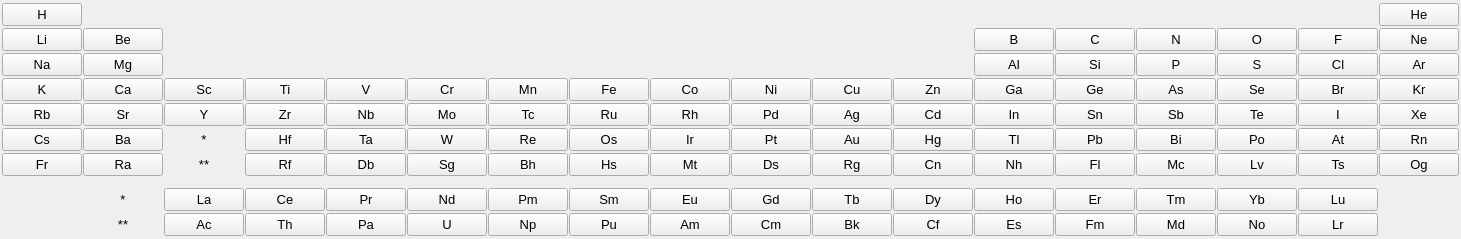
Qt form src/schrodinger/sketcher/ui/periodic_table_widget.ui (schrodinger/sketcher) before a commit.
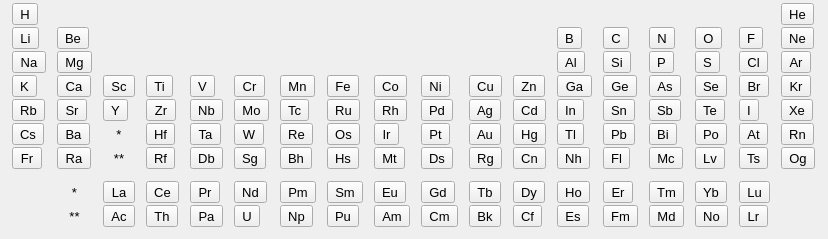
The same form after that commit.

Commit message: SKETCH-1987. Update periodic table widget QPushButtons to QToolButtons to prevent style conflicts in WASM

```diff
--- a/src/schrodinger/sketcher/ui/periodic_table_widget.ui
+++ b/src/schrodinger/sketcher/ui/periodic_table_widget.ui
@@ -30,7 +30,7 @@
     <number>1</number>
    </property>
    <item row="3" column="4">
-    <widget class="QPushButton" name="v_btn">
+    <widget class="QToolButton" name="v_btn">
      <property name="font">
       <font>
        <pointsize>10</pointsize>
@@ -48,7 +48,7 @@
     </widget>
    </item>
    <item row="2" column="0">
-    <widget class="QPushButton" name="na_btn">
+    <widget class="QToolButton" name="na_btn">
      <property name="font">
       <font>
        <pointsize>10</pointsize>
@@ -66,7 +66,7 @@
     </widget>
    </item>
    <item row="9" column="12">
-    <widget class="QPushButton" name="es_btn">
+    <widget class="QToolButton" name="es_btn">
      <property name="font">
       <font>
        <pointsize>10</pointsize>
@@ -84,7 +84,7 @@
     </widget>
    </item>
    <item row="4" column="17">
-    <widget class="QPushButton" name="xe_btn">
+    <widget class="QToolButton" name="xe_btn">
      <property name="font">
       <font>
        <pointsize>10</pointsize>
@@ -102,7 +102,7 @@
     </widget>
    </item>
    <item row="4" column="8">
-    <widget class="QPushButton" name="rh_btn">
+    <widget class="QToolButton" name="rh_btn">
      <property name="font">
       <font>
        <pointsize>10</pointsize>
@@ -120,7 +120,7 @@
     </widget>
    </item>
    <item row="8" column="13">
-    <widget class="QPushButton" name="er_btn">
+    <widget class="QToolButton" name="er_btn">
      <property name="font">
       <font>
        <pointsize>10</pointsize>
@@ -138,7 +138,7 @@
     </widget>
    </item>
    <item row="3" column="15">
-    <widget class="QPushButton" name="se_btn">
+    <widget class="QToolButton" name="se_btn">
      <property name="font">
       <font>
        <pointsize>10</pointsize>
@@ -156,7 +156,7 @@
     </widget>
    </item>
    <item row="4" column="6">
-    <widget class="QPushButton" name="tc_btn">
+    <widget class="QToolButton" name="tc_btn">
      <property name="font">
       <font>
        <pointsize>10</pointsize>
@@ -174,7 +174,7 @@
     </widget>
    </item>
    <item row="3" column="6">
-    <widget class="QPushButton" name="mn_btn">
+    <widget class="QToolButton" name="mn_btn">
      <property name="font">
       <font>
        <pointsize>10</pointsize>
@@ -192,7 +192,7 @@
     </widget>
    </item>
    <item row="3" column="12">
-    <widget class="QPushButton" name="ga_btn">
+    <widget class="QToolButton" name="ga_btn">
      <property name="font">
       <font>
        <pointsize>10</pointsize>
@@ -210,7 +210,7 @@
     </widget>
    </item>
    <item row="5" column="6">
-    <widget class="QPushButton" name="re_btn">
+    <widget class="QToolButton" name="re_btn">
      <property name="font">
       <font>
        <pointsize>10</pointsize>
@@ -228,7 +228,7 @@
     </widget>
    </item>
    <item row="8" column="10">
-    <widget class="QPushButton" name="tb_btn">
+    <widget class="QToolButton" name="tb_btn">
      <property name="font">
       <font>
        <pointsize>10</pointsize>
@@ -246,7 +246,7 @@
     </widget>
    </item>
    <item row="4" column="13">
-    <widget class="QPushButton" name="sn_btn">
+    <widget class="QToolButton" name="sn_btn">
      <property name="font">
       <font>
        <pointsize>10</pointsize>
@@ -264,7 +264,7 @@
     </widget>
    </item>
    <item row="4" column="0">
-    <widget class="QPushButton" name="rb_btn">
+    <widget class="QToolButton" name="rb_btn">
      <property name="font">
       <font>
        <pointsize>10</pointsize>
@@ -282,7 +282,7 @@
     </widget>
    </item>
    <item row="9" column="16">
-    <widget class="QPushButton" name="lr_btn">
+    <widget class="QToolButton" name="lr_btn">
      <property name="font">
       <font>
        <pointsize>10</pointsize>
@@ -300,7 +300,7 @@
     </widget>
    </item>
    <item row="3" column="14">
-    <widget class="QPushButton" name="as_btn">
+    <widget class="QToolButton" name="as_btn">
      <property name="font">
       <font>
        <pointsize>10</pointsize>
@@ -318,7 +318,7 @@
     </widget>
    </item>
    <item row="6" column="5">
-    <widget class="QPushButton" name="sg_btn">
+    <widget class="QToolButton" name="sg_btn">
      <property name="font">
       <font>
        <pointsize>10</pointsize>
@@ -336,7 +336,7 @@
     </widget>
    </item>
    <item row="9" column="5">
-    <widget class="QPushButton" name="u_btn">
+    <widget class="QToolButton" name="u_btn">
      <property name="font">
       <font>
        <pointsize>10</pointsize>
@@ -354,7 +354,7 @@
     </widget>
    </item>
    <item row="2" column="1">
-    <widget class="QPushButton" name="mg_btn">
+    <widget class="QToolButton" name="mg_btn">
      <property name="font">
       <font>
        <pointsize>10</pointsize>
@@ -372,7 +372,7 @@
     </widget>
    </item>
    <item row="6" column="0">
-    <widget class="QPushButton" name="fr_btn">
+    <widget class="QToolButton" name="fr_btn">
      <property name="font">
       <font>
        <pointsize>10</pointsize>
@@ -390,7 +390,7 @@
     </widget>
    </item>
    <item row="9" column="6">
-    <widget class="QPushButton" name="np_btn">
+    <widget class="QToolButton" name="np_btn">
      <property name="font">
       <font>
        <pointsize>10</pointsize>
@@ -408,7 +408,7 @@
     </widget>
    </item>
    <item row="8" column="4">
-    <widget class="QPushButton" name="pr_btn">
+    <widget class="QToolButton" name="pr_btn">
      <property name="font">
       <font>
        <pointsize>10</pointsize>
@@ -426,7 +426,7 @@
     </widget>
    </item>
    <item row="4" column="7">
-    <widget class="QPushButton" name="ru_btn">
+    <widget class="QToolButton" name="ru_btn">
      <property name="font">
       <font>
        <pointsize>10</pointsize>
@@ -444,7 +444,7 @@
     </widget>
    </item>
    <item row="3" column="3">
-    <widget class="QPushButton" name="ti_btn">
+    <widget class="QToolButton" name="ti_btn">
      <property name="font">
       <font>
        <pointsize>10</pointsize>
@@ -462,7 +462,7 @@
     </widget>
    </item>
    <item row="3" column="0">
-    <widget class="QPushButton" name="k_btn">
+    <widget class="QToolButton" name="k_btn">
      <property name="font">
       <font>
        <pointsize>10</pointsize>
@@ -480,7 +480,7 @@
     </widget>
    </item>
    <item row="1" column="0">
-    <widget class="QPushButton" name="li_btn">
+    <widget class="QToolButton" name="li_btn">
      <property name="font">
       <font>
        <pointsize>10</pointsize>
@@ -498,7 +498,7 @@
     </widget>
    </item>
    <item row="5" column="17">
-    <widget class="QPushButton" name="rn_btn">
+    <widget class="QToolButton" name="rn_btn">
      <property name="font">
       <font>
        <pointsize>10</pointsize>
@@ -516,7 +516,7 @@
     </widget>
    </item>
    <item row="4" column="5">
-    <widget class="QPushButton" name="mo_btn">
+    <widget class="QToolButton" name="mo_btn">
      <property name="font">
       <font>
        <pointsize>10</pointsize>
@@ -534,7 +534,7 @@
     </widget>
    </item>
    <item row="4" column="12">
-    <widget class="QPushButton" name="in_btn">
+    <widget class="QToolButton" name="in_btn">
      <property name="font">
       <font>
        <pointsize>10</pointsize>
@@ -552,7 +552,7 @@
     </widget>
    </item>
    <item row="6" column="11">
-    <widget class="QPushButton" name="cn_btn">
+    <widget class="QToolButton" name="cn_btn">
      <property name="font">
       <font>
        <pointsize>10</pointsize>
@@ -570,7 +570,7 @@
     </widget>
    </item>
    <item row="6" column="12">
-    <widget class="QPushButton" name="nh_btn">
+    <widget class="QToolButton" name="nh_btn">
      <property name="font">
       <font>
        <pointsize>10</pointsize>
@@ -588,7 +588,7 @@
     </widget>
    </item>
    <item row="4" column="3">
-    <widget class="QPushButton" name="zr_btn">
+    <widget class="QToolButton" name="zr_btn">
      <property name="font">
       <font>
        <pointsize>10</pointsize>
@@ -622,7 +622,7 @@
     </spacer>
    </item>
    <item row="6" column="15">
-    <widget class="QPushButton" name="lv_btn">
+    <widget class="QToolButton" name="lv_btn">
      <property name="font">
       <font>
        <pointsize>10</pointsize>
@@ -640,7 +640,7 @@
     </widget>
    </item>
    <item row="5" column="4">
-    <widget class="QPushButton" name="ta_btn">
+    <widget class="QToolButton" name="ta_btn">
      <property name="font">
       <font>
        <pointsize>10</pointsize>
@@ -658,7 +658,7 @@
     </widget>
    </item>
    <item row="6" column="13">
-    <widget class="QPushButton" name="fl_btn">
+    <widget class="QToolButton" name="fl_btn">
      <property name="font">
       <font>
        <pointsize>10</pointsize>
@@ -676,7 +676,7 @@
     </widget>
    </item>
    <item row="9" column="7">
-    <widget class="QPushButton" name="pu_btn">
+    <widget class="QToolButton" name="pu_btn">
      <property name="font">
       <font>
        <pointsize>10</pointsize>
@@ -694,7 +694,7 @@
     </widget>
    </item>
    <item row="8" column="2">
-    <widget class="QPushButton" name="la_btn">
+    <widget class="QToolButton" name="la_btn">
      <property name="font">
       <font>
        <pointsize>10</pointsize>
@@ -712,7 +712,7 @@
     </widget>
    </item>
    <item row="3" column="2">
-    <widget class="QPushButton" name="sc_btn">
+    <widget class="QToolButton" name="sc_btn">
      <property name="font">
       <font>
        <pointsize>10</pointsize>
@@ -730,7 +730,7 @@
     </widget>
    </item>
    <item row="8" column="15">
-    <widget class="QPushButton" name="yb_btn">
+    <widget class="QToolButton" name="yb_btn">
      <property name="font">
       <font>
        <pointsize>10</pointsize>
@@ -748,7 +748,7 @@
     </widget>
    </item>
    <item row="6" column="16">
-    <widget class="QPushButton" name="ts_btn">
+    <widget class="QToolButton" name="ts_btn">
      <property name="font">
       <font>
        <pointsize>10</pointsize>
@@ -766,7 +766,7 @@
     </widget>
    </item>
    <item row="1" column="14">
-    <widget class="QPushButton" name="n_btn">
+    <widget class="QToolButton" name="n_btn">
      <property name="font">
       <font>
        <pointsize>10</pointsize>
@@ -784,7 +784,7 @@
     </widget>
    </item>
    <item row="3" column="9">
-    <widget class="QPushButton" name="ni_btn">
+    <widget class="QToolButton" name="ni_btn">
      <property name="font">
       <font>
        <pointsize>10</pointsize>
@@ -802,7 +802,7 @@
     </widget>
    </item>
    <item row="8" column="12">
-    <widget class="QPushButton" name="ho_btn">
+    <widget class="QToolButton" name="ho_btn">
      <property name="font">
       <font>
        <pointsize>10</pointsize>
@@ -820,7 +820,7 @@
     </widget>
    </item>
    <item row="6" column="7">
-    <widget class="QPushButton" name="hs_btn">
+    <widget class="QToolButton" name="hs_btn">
      <property name="font">
       <font>
        <pointsize>10</pointsize>
@@ -838,7 +838,7 @@
     </widget>
    </item>
    <item row="5" column="3">
-    <widget class="QPushButton" name="hf_btn">
+    <widget class="QToolButton" name="hf_btn">
      <property name="font">
       <font>
        <pointsize>10</pointsize>
@@ -856,7 +856,7 @@
     </widget>
    </item>
    <item row="3" column="5">
-    <widget class="QPushButton" name="cr_btn">
+    <widget class="QToolButton" name="cr_btn">
      <property name="font">
       <font>
        <pointsize>10</pointsize>
@@ -874,7 +874,7 @@
     </widget>
    </item>
    <item row="2" column="14">
-    <widget class="QPushButton" name="p_btn">
+    <widget class="QToolButton" name="p_btn">
      <property name="font">
       <font>
        <pointsize>10</pointsize>
@@ -892,7 +892,7 @@
     </widget>
    </item>
    <item row="8" column="16">
-    <widget class="QPushButton" name="lu_btn">
+    <widget class="QToolButton" name="lu_btn">
      <property name="font">
       <font>
        <pointsize>10</pointsize>
@@ -910,7 +910,7 @@
     </widget>
    </item>
    <item row="6" column="3">
-    <widget class="QPushButton" name="rf_btn">
+    <widget class="QToolButton" name="rf_btn">
      <property name="font">
       <font>
        <pointsize>10</pointsize>
@@ -928,7 +928,7 @@
     </widget>
    </item>
    <item row="5" column="12">
-    <widget class="QPushButton" name="tl_btn">
+    <widget class="QToolButton" name="tl_btn">
      <property name="font">
       <font>
        <pointsize>10</pointsize>
@@ -946,7 +946,7 @@
     </widget>
    </item>
    <item row="0" column="17">
-    <widget class="QPushButton" name="he_btn">
+    <widget class="QToolButton" name="he_btn">
      <property name="font">
       <font>
        <pointsize>10</pointsize>
@@ -964,7 +964,7 @@
     </widget>
    </item>
    <item row="1" column="15">
-    <widget class="QPushButton" name="o_btn">
+    <widget class="QToolButton" name="o_btn">
      <property name="font">
       <font>
        <pointsize>10</pointsize>
@@ -982,7 +982,7 @@
     </widget>
    </item>
    <item row="3" column="17">
-    <widget class="QPushButton" name="kr_btn">
+    <widget class="QToolButton" name="kr_btn">
      <property name="font">
       <font>
        <pointsize>10</pointsize>
@@ -1000,7 +1000,7 @@
     </widget>
    </item>
    <item row="5" column="7">
-    <widget class="QPushButton" name="os_btn">
+    <widget class="QToolButton" name="os_btn">
      <property name="font">
       <font>
        <pointsize>10</pointsize>
@@ -1018,7 +1018,7 @@
     </widget>
    </item>
    <item row="4" column="4">
-    <widget class="QPushButton" name="nb_btn">
+    <widget class="QToolButton" name="nb_btn">
      <property name="font">
       <font>
        <pointsize>10</pointsize>
@@ -1036,7 +1036,7 @@
     </widget>
    </item>
    <item row="8" column="3">
-    <widget class="QPushButton" name="ce_btn">
+    <widget class="QToolButton" name="ce_btn">
      <property name="font">
       <font>
        <pointsize>10</pointsize>
@@ -1054,7 +1054,7 @@
     </widget>
    </item>
    <item row="4" column="15">
-    <widget class="QPushButton" name="te_btn">
+    <widget class="QToolButton" name="te_btn">
      <property name="font">
       <font>
        <pointsize>10</pointsize>
@@ -1072,7 +1072,7 @@
     </widget>
    </item>
    <item row="5" column="8">
-    <widget class="QPushButton" name="ir_btn">
+    <widget class="QToolButton" name="ir_btn">
      <property name="font">
       <font>
        <pointsize>10</pointsize>
@@ -1090,7 +1090,7 @@
     </widget>
    </item>
    <item row="3" column="1">
-    <widget class="QPushButton" name="ca_btn">
+    <widget class="QToolButton" name="ca_btn">
      <property name="font">
       <font>
        <pointsize>10</pointsize>
@@ -1108,7 +1108,7 @@
     </widget>
    </item>
    <item row="4" column="16">
-    <widget class="QPushButton" name="i_btn">
+    <widget class="QToolButton" name="i_btn">
      <property name="font">
       <font>
        <pointsize>10</pointsize>
@@ -1126,7 +1126,7 @@
     </widget>
    </item>
    <item row="9" column="13">
-    <widget class="QPushButton" name="fm_btn">
+    <widget class="QToolButton" name="fm_btn">
      <property name="font">
       <font>
        <pointsize>10</pointsize>
@@ -1144,7 +1144,7 @@
     </widget>
    </item>
    <item row="5" column="14">
-    <widget class="QPushButton" name="bi_btn">
+    <widget class="QToolButton" name="bi_btn">
      <property name="font">
       <font>
        <pointsize>10</pointsize>
@@ -1162,7 +1162,7 @@
     </widget>
    </item>
    <item row="5" column="1">
-    <widget class="QPushButton" name="ba_btn">
+    <widget class="QToolButton" name="ba_btn">
      <property name="font">
       <font>
        <pointsize>10</pointsize>
@@ -1180,7 +1180,7 @@
     </widget>
    </item>
    <item row="3" column="13">
-    <widget class="QPushButton" name="ge_btn">
+    <widget class="QToolButton" name="ge_btn">
      <property name="font">
       <font>
        <pointsize>10</pointsize>
@@ -1198,7 +1198,7 @@
     </widget>
    </item>
    <item row="5" column="10">
-    <widget class="QPushButton" name="au_btn">
+    <widget class="QToolButton" name="au_btn">
      <property name="font">
       <font>
        <pointsize>10</pointsize>
@@ -1216,7 +1216,7 @@
     </widget>
    </item>
    <item row="3" column="10">
-    <widget class="QPushButton" name="cu_btn">
+    <widget class="QToolButton" name="cu_btn">
      <property name="font">
       <font>
        <pointsize>10</pointsize>
@@ -1234,7 +1234,7 @@
     </widget>
    </item>
    <item row="1" column="16">
-    <widget class="QPushButton" name="f_btn">
+    <widget class="QToolButton" name="f_btn">
      <property name="font">
       <font>
        <pointsize>10</pointsize>
@@ -1252,7 +1252,7 @@
     </widget>
    </item>
    <item row="2" column="13">
-    <widget class="QPushButton" name="si_btn">
+    <widget class="QToolButton" name="si_btn">
      <property name="font">
       <font>
        <pointsize>10</pointsize>
@@ -1270,7 +1270,7 @@
     </widget>
    </item>
    <item row="2" column="16">
-    <widget class="QPushButton" name="cl_btn">
+    <widget class="QToolButton" name="cl_btn">
      <property name="font">
       <font>
        <pointsize>10</pointsize>
@@ -1288,7 +1288,7 @@
     </widget>
    </item>
    <item row="1" column="1">
-    <widget class="QPushButton" name="be_btn">
+    <widget class="QToolButton" name="be_btn">
      <property name="font">
       <font>
        <pointsize>10</pointsize>
@@ -1306,7 +1306,7 @@
     </widget>
    </item>
    <item row="9" column="9">
-    <widget class="QPushButton" name="cm_btn">
+    <widget class="QToolButton" name="cm_btn">
      <property name="font">
       <font>
        <pointsize>10</pointsize>
@@ -1324,7 +1324,7 @@
     </widget>
    </item>
    <item row="9" column="2">
-    <widget class="QPushButton" name="ac_btn">
+    <widget class="QToolButton" name="ac_btn">
      <property name="font">
       <font>
        <pointsize>10</pointsize>
@@ -1342,7 +1342,7 @@
     </widget>
    </item>
    <item row="6" column="14">
-    <widget class="QPushButton" name="mc_btn">
+    <widget class="QToolButton" name="mc_btn">
      <property name="font">
       <font>
        <pointsize>10</pointsize>
@@ -1360,7 +1360,7 @@
     </widget>
    </item>
    <item row="8" column="9">
-    <widget class="QPushButton" name="gd_btn">
+    <widget class="QToolButton" name="gd_btn">
      <property name="font">
       <font>
        <pointsize>10</pointsize>
@@ -1378,7 +1378,7 @@
     </widget>
    </item>
    <item row="5" column="15">
-    <widget class="QPushButton" name="po_btn">
+    <widget class="QToolButton" name="po_btn">
      <property name="font">
       <font>
        <pointsize>10</pointsize>
@@ -1396,7 +1396,7 @@
     </widget>
    </item>
    <item row="9" column="15">
-    <widget class="QPushButton" name="no_btn">
+    <widget class="QToolButton" name="no_btn">
      <property name="font">
       <font>
        <pointsize>10</pointsize>
@@ -1414,7 +1414,7 @@
     </widget>
    </item>
    <item row="3" column="16">
-    <widget class="QPushButton" name="br_btn">
+    <widget class="QToolButton" name="br_btn">
      <property name="font">
       <font>
        <pointsize>10</pointsize>
@@ -1432,7 +1432,7 @@
     </widget>
    </item>
    <item row="6" column="1">
-    <widget class="QPushButton" name="ra_btn">
+    <widget class="QToolButton" name="ra_btn">
      <property name="font">
       <font>
        <pointsize>10</pointsize>
@@ -1450,7 +1450,7 @@
     </widget>
    </item>
    <item row="4" column="1">
-    <widget class="QPushButton" name="sr_btn">
+    <widget class="QToolButton" name="sr_btn">
      <property name="font">
       <font>
        <pointsize>10</pointsize>
@@ -1468,7 +1468,7 @@
     </widget>
    </item>
    <item row="8" column="11">
-    <widget class="QPushButton" name="dy_btn">
+    <widget class="QToolButton" name="dy_btn">
      <property name="font">
       <font>
        <pointsize>10</pointsize>
@@ -1486,7 +1486,7 @@
     </widget>
    </item>
    <item row="4" column="14">
-    <widget class="QPushButton" name="sb_btn">
+    <widget class="QToolButton" name="sb_btn">
      <property name="font">
       <font>
        <pointsize>10</pointsize>
@@ -1504,7 +1504,7 @@
     </widget>
    </item>
    <item row="8" column="7">
-    <widget class="QPushButton" name="sm_btn">
+    <widget class="QToolButton" name="sm_btn">
      <property name="font">
       <font>
        <pointsize>10</pointsize>
@@ -1522,7 +1522,7 @@
     </widget>
    </item>
    <item row="9" column="3">
-    <widget class="QPushButton" name="th_btn">
+    <widget class="QToolButton" name="th_btn">
      <property name="font">
       <font>
        <pointsize>10</pointsize>
@@ -1540,7 +1540,7 @@
     </widget>
    </item>
    <item row="8" column="14">
-    <widget class="QPushButton" name="tm_btn">
+    <widget class="QToolButton" name="tm_btn">
      <property name="font">
       <font>
        <pointsize>10</pointsize>
@@ -1558,7 +1558,7 @@
     </widget>
    </item>
    <item row="2" column="15">
-    <widget class="QPushButton" name="s_btn">
+    <widget class="QToolButton" name="s_btn">
      <property name="font">
       <font>
        <pointsize>10</pointsize>
@@ -1576,7 +1576,7 @@
     </widget>
    </item>
    <item row="6" column="4">
-    <widget class="QPushButton" name="db_btn">
+    <widget class="QToolButton" name="db_btn">
      <property name="font">
       <font>
        <pointsize>10</pointsize>
@@ -1594,7 +1594,7 @@
     </widget>
    </item>
    <item row="9" column="4">
-    <widget class="QPushButton" name="pa_btn">
+    <widget class="QToolButton" name="pa_btn">
      <property name="font">
       <font>
        <pointsize>10</pointsize>
@@ -1612,7 +1612,7 @@
     </widget>
    </item>
    <item row="6" column="6">
-    <widget class="QPushButton" name="bh_btn">
+    <widget class="QToolButton" name="bh_btn">
      <property name="font">
       <font>
        <pointsize>10</pointsize>
@@ -1630,7 +1630,7 @@
     </widget>
    </item>
    <item row="4" column="2">
-    <widget class="QPushButton" name="y_btn">
+    <widget class="QToolButton" name="y_btn">
      <property name="font">
       <font>
        <pointsize>10</pointsize>
@@ -1648,7 +1648,7 @@
     </widget>
    </item>
    <item row="6" column="8">
-    <widget class="QPushButton" name="mt_btn">
+    <widget class="QToolButton" name="mt_btn">
      <property name="font">
       <font>
        <pointsize>10</pointsize>
@@ -1666,7 +1666,7 @@
     </widget>
    </item>
    <item row="1" column="17">
-    <widget class="QPushButton" name="ne_btn">
+    <widget class="QToolButton" name="ne_btn">
      <property name="font">
       <font>
        <pointsize>10</pointsize>
@@ -1684,7 +1684,7 @@
     </widget>
    </item>
    <item row="1" column="13">
-    <widget class="QPushButton" name="c_btn">
+    <widget class="QToolButton" name="c_btn">
      <property name="font">
       <font>
        <pointsize>10</pointsize>
@@ -1702,7 +1702,7 @@
     </widget>
    </item>
    <item row="9" column="10">
-    <widget class="QPushButton" name="bk_btn">
+    <widget class="QToolButton" name="bk_btn">
      <property name="font">
       <font>
        <pointsize>10</pointsize>
@@ -1720,7 +1720,7 @@
     </widget>
    </item>
    <item row="9" column="8">
-    <widget class="QPushButton" name="am_btn">
+    <widget class="QToolButton" name="am_btn">
      <property name="font">
       <font>
        <pointsize>10</pointsize>
@@ -1738,7 +1738,7 @@
     </widget>
    </item>
    <item row="3" column="7">
-    <widget class="QPushButton" name="fe_btn">
+    <widget class="QToolButton" name="fe_btn">
      <property name="font">
       <font>
        <pointsize>10</pointsize>
@@ -1756,7 +1756,7 @@
     </widget>
    </item>
    <item row="6" column="10">
-    <widget class="QPushButton" name="rg_btn">
+    <widget class="QToolButton" name="rg_btn">
      <property name="font">
       <font>
        <pointsize>10</pointsize>
@@ -1774,7 +1774,7 @@
     </widget>
    </item>
    <item row="8" column="8">
-    <widget class="QPushButton" name="eu_btn">
+    <widget class="QToolButton" name="eu_btn">
      <property name="font">
       <font>
        <pointsize>10</pointsize>
@@ -1792,7 +1792,7 @@
     </widget>
    </item>
    <item row="4" column="9">
-    <widget class="QPushButton" name="pd_btn">
+    <widget class="QToolButton" name="pd_btn">
      <property name="font">
       <font>
        <pointsize>10</pointsize>
@@ -1810,7 +1810,7 @@
     </widget>
    </item>
    <item row="5" column="11">
-    <widget class="QPushButton" name="hg_btn">
+    <widget class="QToolButton" name="hg_btn">
      <property name="font">
       <font>
        <pointsize>10</pointsize>
@@ -1828,7 +1828,7 @@
     </widget>
    </item>
    <item row="5" column="0">
-    <widget class="QPushButton" name="cs_btn">
+    <widget class="QToolButton" name="cs_btn">
      <property name="font">
       <font>
        <pointsize>10</pointsize>
@@ -1846,7 +1846,7 @@
     </widget>
    </item>
    <item row="6" column="17">
-    <widget class="QPushButton" name="og_btn">
+    <widget class="QToolButton" name="og_btn">
      <property name="font">
       <font>
        <pointsize>10</pointsize>
@@ -1864,7 +1864,7 @@
     </widget>
    </item>
    <item row="2" column="17">
-    <widget class="QPushButton" name="ar_btn">
+    <widget class="QToolButton" name="ar_btn">
      <property name="font">
       <font>
        <pointsize>10</pointsize>
@@ -1882,7 +1882,7 @@
     </widget>
    </item>
    <item row="4" column="11">
-    <widget class="QPushButton" name="cd_btn">
+    <widget class="QToolButton" name="cd_btn">
      <property name="font">
       <font>
        <pointsize>10</pointsize>
@@ -1900,7 +1900,7 @@
     </widget>
    </item>
    <item row="5" column="9">
-    <widget class="QPushButton" name="pt_btn">
+    <widget class="QToolButton" name="pt_btn">
      <property name="font">
       <font>
        <pointsize>10</pointsize>
@@ -1918,7 +1918,7 @@
     </widget>
    </item>
    <item row="4" column="10">
-    <widget class="QPushButton" name="ag_btn">
+    <widget class="QToolButton" name="ag_btn">
      <property name="font">
       <font>
        <pointsize>10</pointsize>
@@ -1936,7 +1936,7 @@
     </widget>
    </item>
    <item row="9" column="11">
-    <widget class="QPushButton" name="cf_btn">
+    <widget class="QToolButton" name="cf_btn">
      <property name="font">
       <font>
        <pointsize>10</pointsize>
@@ -1954,7 +1954,7 @@
     </widget>
    </item>
    <item row="8" column="6">
-    <widget class="QPushButton" name="pm_btn">
+    <widget class="QToolButton" name="pm_btn">
      <property name="font">
       <font>
        <pointsize>10</pointsize>
@@ -1972,7 +1972,7 @@
     </widget>
    </item>
    <item row="1" column="12">
-    <widget class="QPushButton" name="b_btn">
+    <widget class="QToolButton" name="b_btn">
      <property name="font">
       <font>
        <pointsize>10</pointsize>
@@ -1990,7 +1990,7 @@
     </widget>
    </item>
    <item row="0" column="0">
-    <widget class="QPushButton" name="h_btn">
+    <widget class="QToolButton" name="h_btn">
      <property name="font">
       <font>
        <pointsize>10</pointsize>
@@ -2008,7 +2008,7 @@
     </widget>
    </item>
    <item row="3" column="11">
-    <widget class="QPushButton" name="zn_btn">
+    <widget class="QToolButton" name="zn_btn">
      <property name="font">
       <font>
        <pointsize>10</pointsize>
@@ -2026,7 +2026,7 @@
     </widget>
    </item>
    <item row="5" column="16">
-    <widget class="QPushButton" name="at_btn">
+    <widget class="QToolButton" name="at_btn">
      <property name="font">
       <font>
        <pointsize>10</pointsize>
@@ -2044,7 +2044,7 @@
     </widget>
    </item>
    <item row="9" column="14">
-    <widget class="QPushButton" name="md_btn">
+    <widget class="QToolButton" name="md_btn">
      <property name="font">
       <font>
        <pointsize>10</pointsize>
@@ -2062,7 +2062,7 @@
     </widget>
    </item>
    <item row="5" column="5">
-    <widget class="QPushButton" name="w_btn">
+    <widget class="QToolButton" name="w_btn">
      <property name="font">
       <font>
        <pointsize>10</pointsize>
@@ -2080,7 +2080,7 @@
     </widget>
    </item>
    <item row="2" column="12">
-    <widget class="QPushButton" name="al_btn">
+    <widget class="QToolButton" name="al_btn">
      <property name="font">
       <font>
        <pointsize>10</pointsize>
@@ -2098,7 +2098,7 @@
     </widget>
    </item>
    <item row="8" column="5">
-    <widget class="QPushButton" name="nd_btn">
+    <widget class="QToolButton" name="nd_btn">
      <property name="font">
       <font>
        <pointsize>10</pointsize>
@@ -2116,7 +2116,7 @@
     </widget>
    </item>
    <item row="3" column="8">
-    <widget class="QPushButton" name="co_btn">
+    <widget class="QToolButton" name="co_btn">
      <property name="font">
       <font>
        <pointsize>10</pointsize>
@@ -2134,7 +2134,7 @@
     </widget>
    </item>
    <item row="6" column="9">
-    <widget class="QPushButton" name="ds_btn">
+    <widget class="QToolButton" name="ds_btn">
      <property name="font">
       <font>
        <pointsize>10</pointsize>
@@ -2152,7 +2152,7 @@
     </widget>
    </item>
    <item row="5" column="13">
-    <widget class="QPushButton" name="pb_btn">
+    <widget class="QToolButton" name="pb_btn">
      <property name="font">
       <font>
        <pointsize>10</pointsize>
```
The commit also changes 1 other file.
